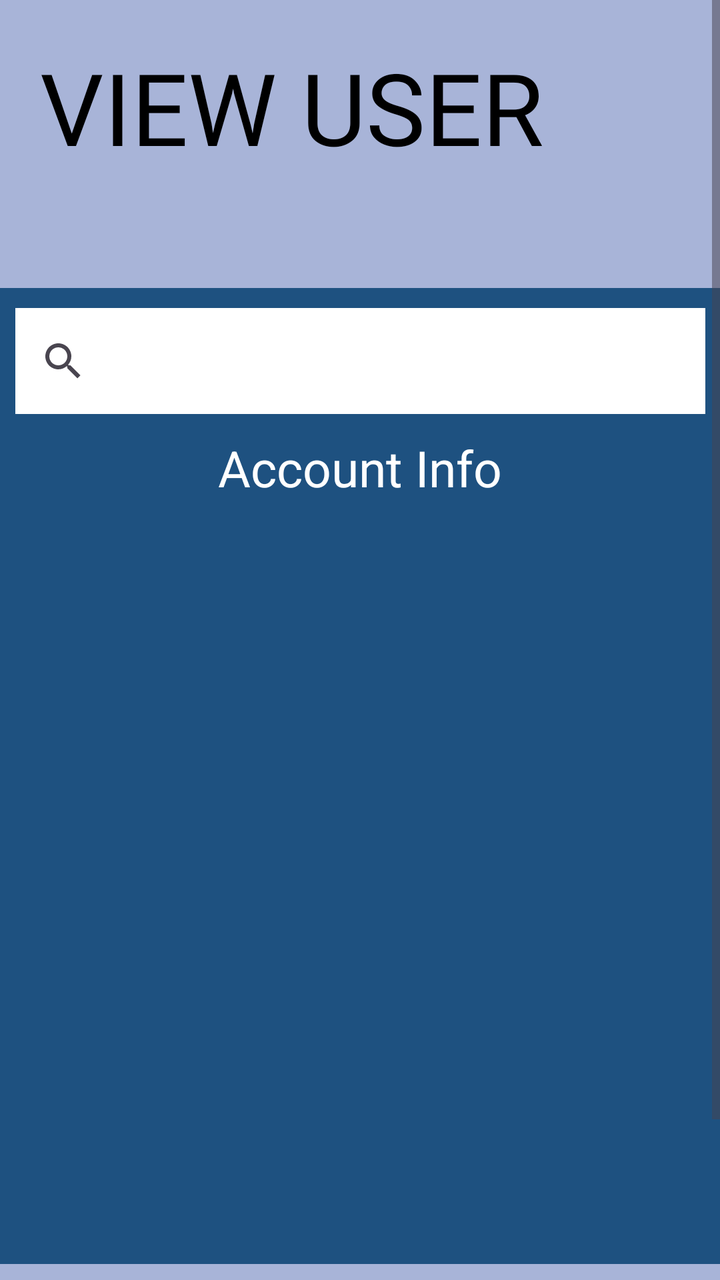
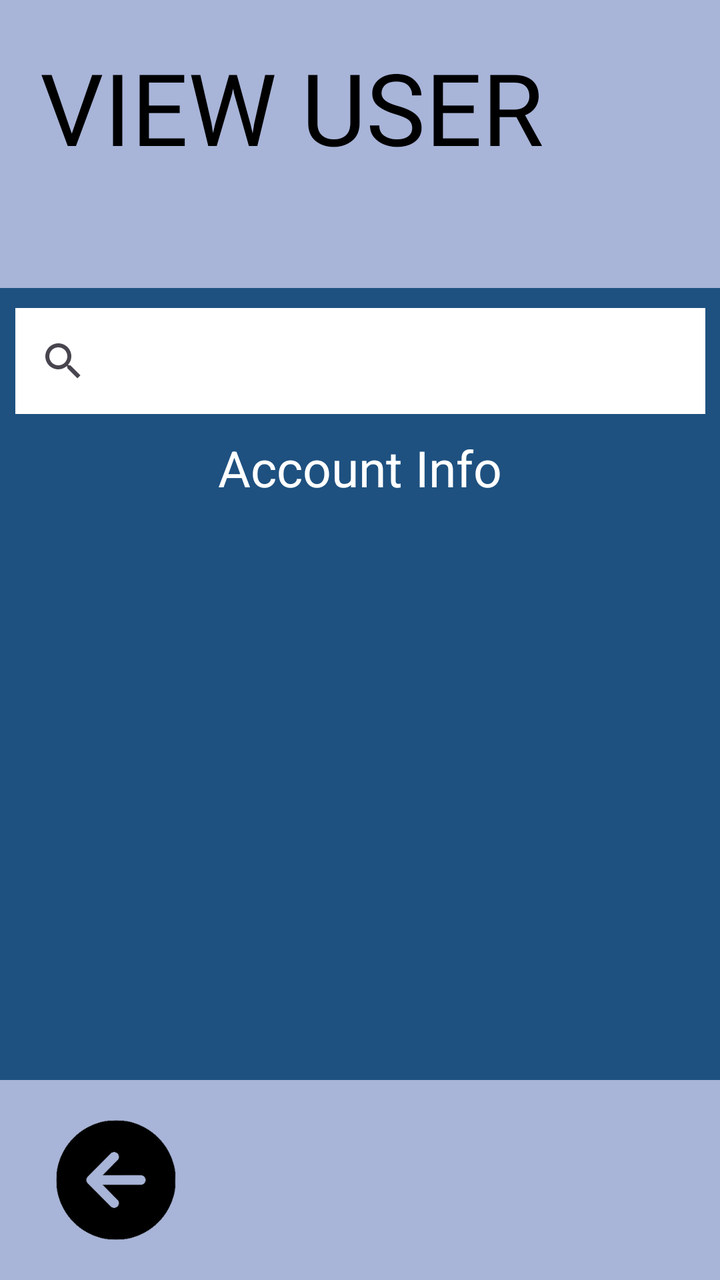

Compare the two renders of this Android layout. The source of the first and the diff that turns it into the second are given below.
<!-- AndroidManifest.xml: application theme Theme.FinalsApplication -->
<!-- res/layout/activity_view_account.xml -->
<?xml version="1.0" encoding="utf-8"?>
<RelativeLayout xmlns:android="http://schemas.android.com/apk/res/android"
    android:layout_width="match_parent"
    android:layout_height="match_parent"
    xmlns:tools="http://schemas.android.com/tools"
    xmlns:app="http://schemas.android.com/apk/res-auto"
    android:background="#1e5180">

    <ScrollView
        android:layout_width="409dp"
        android:layout_height="729dp"
        tools:layout_editor_absoluteX="1dp"
        tools:layout_editor_absoluteY="1dp">

        <LinearLayout
            android:layout_width="match_parent"
            android:layout_height="wrap_content"
            android:orientation="vertical">

            <LinearLayout
                android:layout_width="match_parent"
                android:layout_height="144dp"
                android:background="#a8b4d8"
                android:orientation="vertical">

                <TextView
                    android:id="@+id/mainLabel1"
                    android:layout_width="wrap_content"
                    android:layout_height="wrap_content"
                    android:layout_marginStart="20dp"
                    android:layout_marginTop="20dp"
                    android:fontFamily="@font/roboto_black"
                    android:text="VIEW USER"
                    android:textColor="@color/black"
                    android:textSize="50sp" />

            </LinearLayout>

            <androidx.constraintlayout.widget.ConstraintLayout
                android:layout_width="match_parent"
                android:layout_height="488dp">

                <TextView
                    android:id="@+id/nameLabel"
                    android:layout_width="wrap_content"
                    android:layout_height="wrap_content"
                    android:layout_marginTop="10dp"
                    android:text="Account Info"
                    android:textColor="@color/white"
                    android:textSize="25sp"
                    app:layout_constraintEnd_toEndOf="parent"
                    app:layout_constraintStart_toStartOf="parent"
                    app:layout_constraintTop_toBottomOf="@+id/searchView" />

                <ListView
                    android:id="@+id/list"
                    android:layout_width="match_parent"
                    android:layout_height="376dp"
                    android:layout_marginStart="4dp"
                    android:layout_marginTop="15dp"
                    android:textColor="@color/white"
                    app:layout_constraintStart_toStartOf="parent"
                    app:layout_constraintTop_toBottomOf="@+id/nameLabel" />

                <SearchView
                    android:id="@+id/searchView"
                    android:layout_width="345dp"
                    android:layout_height="53dp"
                    android:layout_marginTop="10dp"
                    android:background="@color/white"
                    app:layout_constraintEnd_toEndOf="parent"
                    app:layout_constraintStart_toStartOf="parent"
                    app:layout_constraintTop_toTopOf="parent" />

            </androidx.constraintlayout.widget.ConstraintLayout>

            <LinearLayout
                android:layout_width="match_parent"
                android:layout_height="100dip"
                android:layout_alignParentBottom="true"
                android:background="#a8b4d8">

                <ImageButton
                    android:id="@+id/backButton"
                    android:layout_width="76dp"
                    android:layout_height="wrap_content"
                    android:layout_marginStart="20dp"
                    android:layout_marginTop="20dp"
                    android:layout_marginBottom="20dp"
                    android:background="?android:attr/selectableItemBackground"
                    android:scaleType="fitCenter"
                    android:src="@drawable/arrowleft" />


            </LinearLayout>

        </LinearLayout>
    </ScrollView>
</RelativeLayout>
<!-- resources referenced by this layout -->
<resources>
  <color name="black">#000000</color>
  <color name="white">#FFFFFFFF</color>
  <!-- drawable arrowleft: png bitmap (drawable, 16559 bytes) -->
  <style name="Theme.FinalsApplication" parent="Base.Theme.FinalsApplication" />
  <style name="Base.Theme.FinalsApplication" parent="Theme.Material3.DayNight.NoActionBar">
          
          
          <item name="android:statusBarColor">#00000000</item>
      </style>
</resources>

<!-- the commit's change to res/layout/activity_view_account.xml (unified diff, before → after) -->
@@ -74,26 +74,24 @@
 
             </androidx.constraintlayout.widget.ConstraintLayout>
 
-            <LinearLayout
-                android:layout_width="match_parent"
-                android:layout_height="100dip"
-                android:layout_alignParentBottom="true"
-                android:background="#a8b4d8">
-
-                <ImageButton
-                    android:id="@+id/backButton"
-                    android:layout_width="76dp"
-                    android:layout_height="wrap_content"
-                    android:layout_marginStart="20dp"
-                    android:layout_marginTop="20dp"
-                    android:layout_marginBottom="20dp"
-                    android:background="?android:attr/selectableItemBackground"
-                    android:scaleType="fitCenter"
-                    android:src="@drawable/arrowleft" />
-
-
-            </LinearLayout>
 
         </LinearLayout>
     </ScrollView>
+    <LinearLayout
+        android:layout_width="match_parent"
+        android:layout_height="100dip"
+        android:layout_alignParentBottom="true"
+        android:background="#a8b4d8">
+
+        <ImageButton
+            android:id="@+id/backButton"
+            android:layout_width="76dp"
+            android:layout_height="wrap_content"
+            android:layout_marginStart="20dp"
+            android:layout_marginTop="20dp"
+            android:layout_marginBottom="20dp"
+            android:background="?android:attr/selectableItemBackground"
+            android:scaleType="fitCenter"
+            android:src="@drawable/arrowleft" />
+    </LinearLayout>
 </RelativeLayout>
